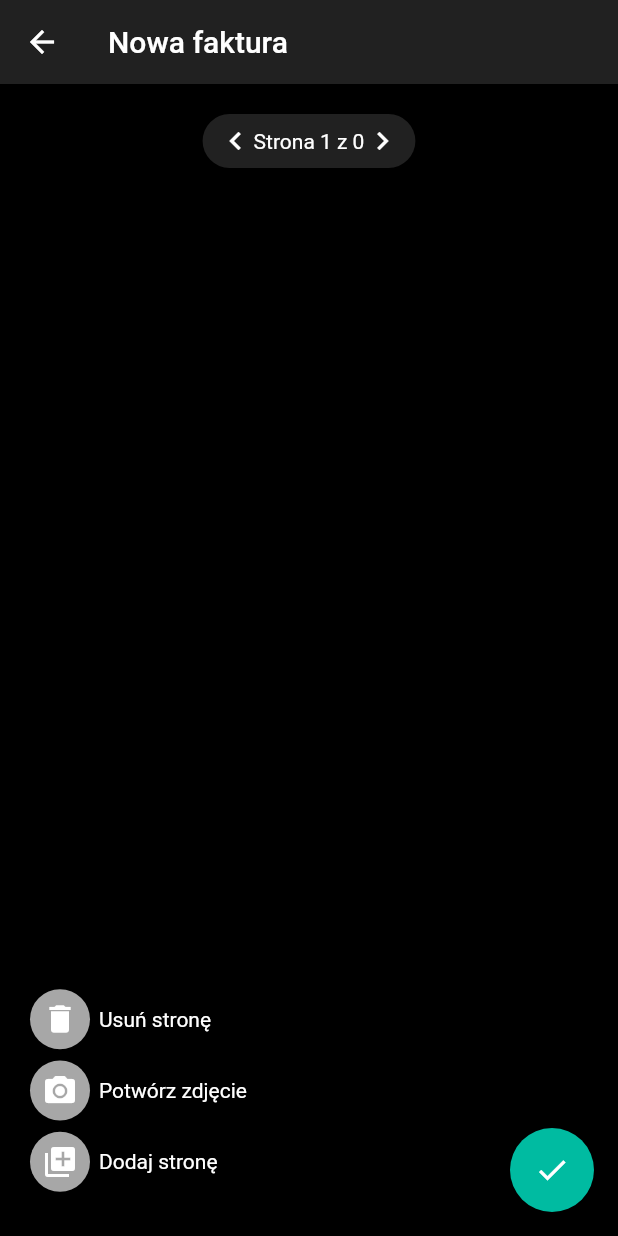
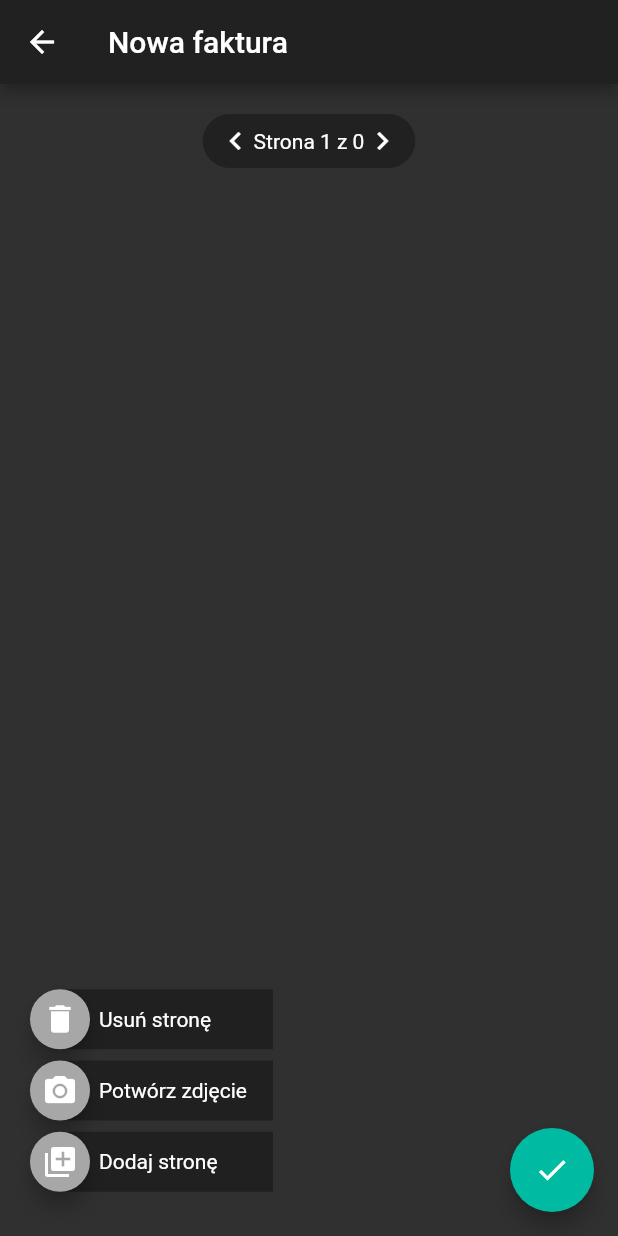
Before and after one commit to kitesoft/TaxxoMobile, a Flutter app: the NewDocumentPreviewScreen screen opened directly with empty values, on a phone screen of 412 x 824 dp. Run offline on Flutter 3.47's test engine with Material 2 defaults, Android fonts, the phone set to English and light mode, and no system bars; our stand-ins replace camera, image_picker, photo_view; network calls fail; statements that could not run were skipped.

Commit message:
document preview

```diff
--- a/lib/entities/document.dart
+++ b/lib/entities/document.dart
@@ -1,19 +1,29 @@
 import 'dart:typed_data';
 
-class Document {
-  String thumbnailURL;
-  List<DocumentPage> pages = new List<DocumentPage>();
+abstract class Document {
+  int id;
   String documentNumber;
-  DateTime accPeriod = new DateTime.now();
   String createdBy;
   DateTime creationDate = new DateTime.now();
-  int currentIndex = 0;
-  List<String> tags = new List<String>();
   bool isAccepted = false;
   bool isPaid = false;
+  List<String> tags = new List<String>();
 }
 
-class DocumentPage {
-  DocumentPage(this.data);
+class LocalDocumentPage {
+  LocalDocumentPage(this.data);
   List<int> data;
 }
+
+class LocalDocument extends Document {
+  int get pageCount => this.pages.length;
+  List<LocalDocumentPage> pages = new List<LocalDocumentPage>();
+  int currentIndex = 0;
+}
+
+class RemoteDocument extends Document {
+  String thumbnailURL;
+  String documentNumber;
+  List<String> pagesURLs = new List<String>();
+  DateTime accPeriod = new DateTime.now();
+}
--- a/lib/pages/newDocumentPreviewScreen.dart
+++ b/lib/pages/newDocumentPreviewScreen.dart
@@ -1,11 +1,13 @@
 import 'package:flutter/material.dart';
 import 'package:photo_view/photo_view.dart';
 
+import '../themes//mainTheme.dart';
 import '../entities/document.dart';
 import 'newDocumentUploadScreen.dart';
+import '../widgets/themedWidgets.dart';
 
 class NewDocumentPreviewScreen extends StatefulWidget{
-  final Document document;
+  final LocalDocument document;
   NewDocumentPreviewScreen(this.document);
 
   @override
@@ -15,7 +17,7 @@ class NewDocumentPreviewScreen extends StatefulWidget{
 
 
 class NewDocumentPreviewScreenState extends State<NewDocumentPreviewScreen>{
-  Document currentDocument;
+  LocalDocument currentDocument;
   int currentPageIndex;
   PageController pageController;
 
@@ -25,13 +27,14 @@ class NewDocumentPreviewScreenState extends State<NewDocumentPreviewScreen>{
 
     return new Scaffold(
       appBar: new AppBar(
+        backgroundColor: appBarColor,
         title: new Text("Nowa faktura"),
       ),
-      backgroundColor: Colors.black,
+      backgroundColor: lightBackgroundColor,
       body: _buildBody(),
       floatingActionButton: new FloatingActionButton(
         heroTag: "NextPageButton",
-        backgroundColor: new Color(0xFF00BBA1),
+        backgroundColor: accentColor,
         child: new Icon(Icons.check, color: Colors.white),
         onPressed: () => _goToDocumentUploadPage(),
       ),
@@ -39,7 +42,7 @@ class NewDocumentPreviewScreenState extends State<NewDocumentPreviewScreen>{
   }
 
   void _goToDocumentUploadPage() async{
-    var result = await Navigator.push(context, MaterialPageRoute(builder: (context) => new NewDocumentUploadScreen(currentDocument) ));
+    await Navigator.push(context, MaterialPageRoute(builder: (context) => new NewDocumentUploadScreen(currentDocument) ));
   }
 
   _buildActionButtons(){
@@ -137,9 +140,7 @@ class NewDocumentPreviewScreenState extends State<NewDocumentPreviewScreen>{
          child : Container(
            width: 40.0,
            height: 40.0,
-           child: new CircularProgressIndicator(
-             valueColor: new AlwaysStoppedAnimation<Color>(new Color(0xFF00bba1)),
-           ) ,
+           child: new ThemedCircularProgressIndicator()
          )
       );
       return new PhotoView(imageProvider: new MemoryImage(currentDocument.pages[index].data), loadingChild: loadingContainer );
@@ -164,7 +165,7 @@ class NewDocumentPreviewScreenState extends State<NewDocumentPreviewScreen>{
 
     return new Container(
       decoration: new BoxDecoration(
-        color: const Color.fromARGB(0xFF, 0x21, 0x21, 0x21),
+        color: darkBackgroundColor,
         borderRadius: new BorderRadius.all( const Radius.circular(40.0))
       ),
       child: new Padding(child: content, padding: new EdgeInsets.symmetric(vertical: 6.0, horizontal: 10.0),)
--- a/lib/pages/splashScreen.dart
+++ b/lib/pages/splashScreen.dart
@@ -1,11 +1,11 @@
 import 'package:flutter/material.dart';
-
+import '../themes/mainTheme.dart';
 
 class SplashScreen extends StatelessWidget {
   @override
   Widget build(BuildContext context) {
     return new Scaffold(
-        backgroundColor: const Color.fromARGB(0xFF,0x30,0x30,0x30),
+        backgroundColor: lightBackgroundColor,
         body: new Center(
           child: new Center(
             child: new Image.asset("images/icons/splashscreen.png"),
--- a/lib/themes/mainTheme.dart
+++ b/lib/themes/mainTheme.dart
@@ -1,15 +1,24 @@
 import 'package:flutter/material.dart';
 
 
+final accentColor = new Color(0xFF00BBA1);
+final darkBackgroundColor = new Color(0xFF212121);
+final lightBackgroundColor = new Color(0xFF303030);
+final yellowAccentColor = new Color(0xFFF0C94A);
+final textColor = Colors.white;
+final textStyle = new TextStyle(color: Colors.white);
+final bottomNavigationBarColor = const Color.fromARGB(0xFF, 0x20, 0x20, 0x20);
+final greyIconColor = new Color(0xFF828282);
+final appBarColor = new Color(0xFF212121);
 final mainTheme = new ThemeData(
-  primaryColor: const Color.fromARGB(0xFF,0x21,0x21,0x21),
-  accentColor: const Color.fromARGB(0xff, 0xFF, 0xFF, 0xFF),
+  primaryColor: lightBackgroundColor, // light black color
+  accentColor: accentColor, //light green
   textTheme: new TextTheme(
-    title: new TextStyle(color: Colors.white),
-    headline: new TextStyle(color: Colors.white),
-    subhead: new TextStyle(color: Colors.white),
-    caption: new TextStyle(color: Colors.white),
-    body1: new TextStyle(color: Colors.white),
-    body2: new TextStyle(color: Colors.white),
+    title: textStyle,
+    headline: textStyle,
+    subhead: textStyle,
+    caption: textStyle,
+    body1: textStyle,
+    body2: textStyle,
   )
 );
--- /dev/null
+++ b/lib/widgets/themedWidgets.dart
@@ -0,0 +1,13 @@
+import 'package:flutter/material.dart';
+import '../themes/mainTheme.dart';
+
+
+class ThemedCircularProgressIndicator extends CircularProgressIndicator {
+  const ThemedCircularProgressIndicator({
+    Key key,
+    double value,
+    Color backgroundColor,
+    double strokeWidth = 4.0,
+    Animation<Color> valueColor: const AlwaysStoppedAnimation<Color>(const Color(0xFF00bba1)),
+  }) : super(key: key, value: value, backgroundColor: backgroundColor, valueColor: valueColor, strokeWidth: strokeWidth);
+}
```
Also changed, not shown: lib/pages/documentListScreen.dart (+69 -25 lines), lib/pages/documentPreviewScreen.dart (added, +81 -0 lines), lib/pages/homeScreen.dart (+5 -3 lines), lib/pages/newDocumentCameraScreen.dart (+9 -5 lines), lib/pages/newDocumentUploadScreen.dart (+12 -14 lines), lib/services/remoteService.dart (+12 -3 lines), lib/widgets/bottomContextSelectionBar.dart (renamed from lib/widgets/contextSelectionFooter.dart, +3 -4 lines), pubspec.lock, 1 other file.
